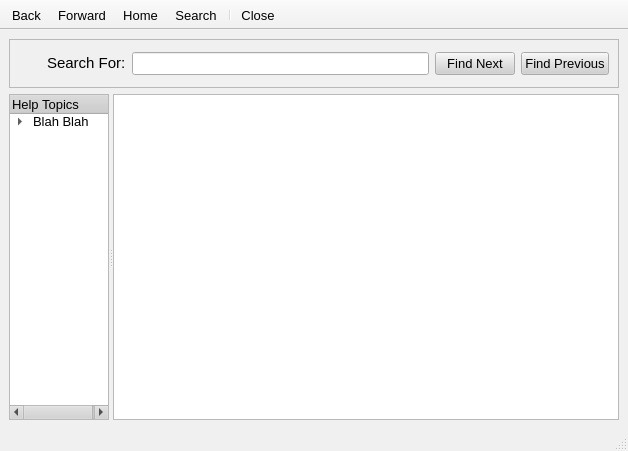
First picture: the form in src/gui/help/browser/helpbrowser.ui, repository a-ilin/vidalia, before the edit.
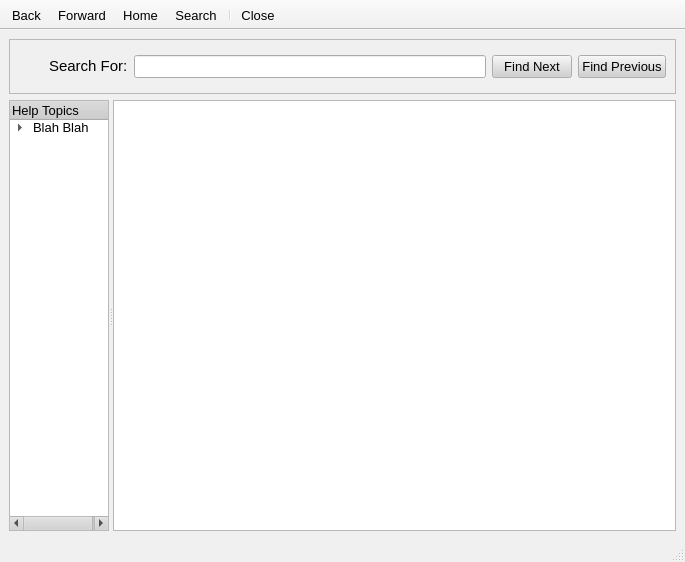
Second picture: the form after the edit. Icons and pictures are not drawn.

Diff of the .ui file:
```diff
--- a/src/gui/help/browser/helpbrowser.ui
+++ b/src/gui/help/browser/helpbrowser.ui
@@ -8,8 +8,8 @@
    <rect>
     <x>0</x>
     <y>0</y>
-    <width>628</width>
-    <height>451</height>
+    <width>685</width>
+    <height>562</height>
    </rect>
   </property>
   <property name="sizePolicy" >
@@ -341,13 +341,13 @@
       <property name="minimumSize" >
        <size>
         <width>450</width>
-        <height>49</height>
+        <height>55</height>
        </size>
       </property>
       <property name="maximumSize" >
        <size>
         <width>16777215</width>
-        <height>49</height>
+        <height>55</height>
        </size>
       </property>
       <property name="contextMenuPolicy" >
@@ -368,16 +368,24 @@
        </property>
        <item>
         <widget class="QToolButton" name="btnCloseSearch" >
+         <property name="sizePolicy" >
+          <sizepolicy>
+           <hsizetype>5</hsizetype>
+           <vsizetype>5</vsizetype>
+           <horstretch>0</horstretch>
+           <verstretch>0</verstretch>
+          </sizepolicy>
+         </property>
          <property name="minimumSize" >
           <size>
-           <width>22</width>
-           <height>22</height>
+           <width>0</width>
+           <height>0</height>
           </size>
          </property>
          <property name="maximumSize" >
           <size>
-           <width>22</width>
-           <height>22</height>
+           <width>24</width>
+           <height>24</height>
           </size>
          </property>
          <property name="contextMenuPolicy" >
@@ -556,8 +564,8 @@
    <property name="geometry" >
     <rect>
      <x>0</x>
-     <y>429</y>
-     <width>628</width>
+     <y>540</y>
+     <width>685</width>
      <height>22</height>
     </rect>
    </property>
```
Left out of the diff: 18 changed lines with no effect on the pictures.
